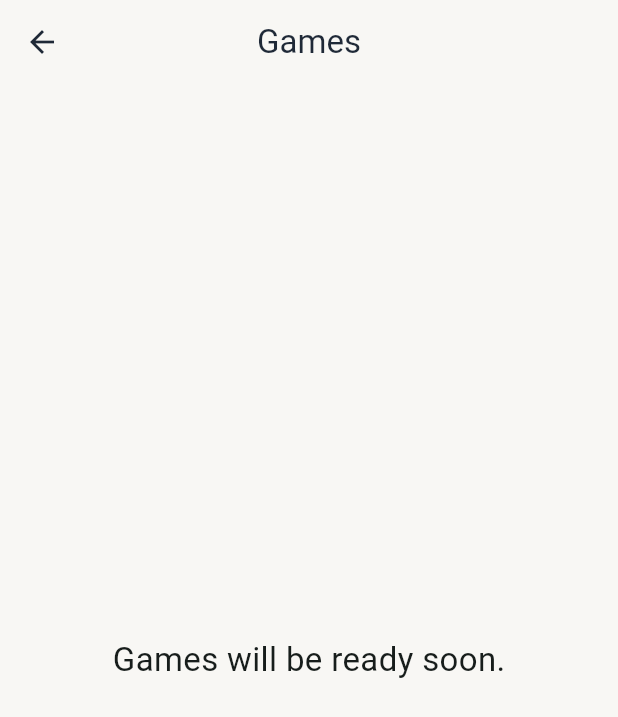
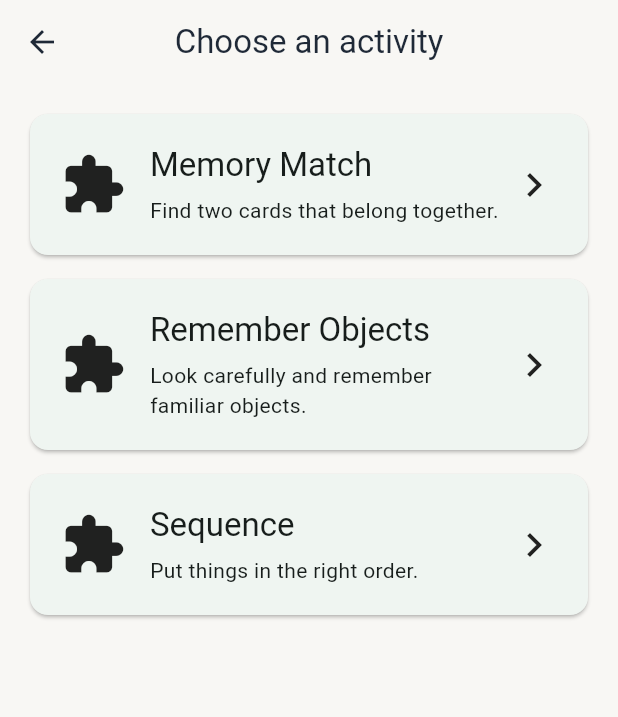
Before and after one commit to dipli2006/YaadSaathi, a Flutter app: the ElderlyLoginScreen screen opened by its route, after a tap on "Continue", after a tap on "Play", on a phone screen of 412 x 824 dp. Shown: the top 717 px of the screen. Run offline on Flutter 3.47's test engine with Material 3 defaults, Android fonts, the phone set to English and light mode, and no system bars.

Commit message:
Add reusable game selection framework

```diff
--- /dev/null
+++ b/frontend/lib/features/games/game_selection_screen.dart
@@ -0,0 +1,91 @@
+import 'package:flutter/material.dart';
+
+import 'models/game_metadata.dart';
+import 'services/game_session_controller.dart';
+
+class GameSelectionScreen extends StatelessWidget {
+  const GameSelectionScreen({super.key});
+
+  @override
+  Widget build(BuildContext context) {
+    return Scaffold(
+      appBar: AppBar(title: const Text('Choose an activity')),
+      body: ListView.builder(
+        padding: const EdgeInsets.all(20),
+        itemCount: availableGames.length,
+        itemBuilder: (context, index) {
+          final game = availableGames[index];
+          return _GameCard(game: game);
+        },
+      ),
+    );
+  }
+}
+
+class _GameCard extends StatelessWidget {
+  const _GameCard({required this.game});
+
+  final GameMetadata game;
+
+  @override
+  Widget build(BuildContext context) {
+    return Card(
+      margin: const EdgeInsets.only(bottom: 16),
+      child: InkWell(
+        onTap: () => _showInstructions(context),
+        borderRadius: BorderRadius.circular(16),
+        child: Padding(
+          padding: const EdgeInsets.all(20),
+          child: Row(
+            children: [
+              const Icon(Icons.extension, size: 44),
+              const SizedBox(width: 16),
+              Expanded(
+                child: Column(
+                  crossAxisAlignment: CrossAxisAlignment.start,
+                  children: [
+                    Text(game.name, style: Theme.of(context).textTheme.titleLarge),
+                    const SizedBox(height: 6),
+                    Text(game.description),
+                  ],
+                ),
+              ),
+              const Icon(Icons.chevron_right, size: 32),
+            ],
+          ),
+        ),
+      ),
+    );
+  }
+
+  void _showInstructions(BuildContext context) {
+    final controller = GameSessionController(game)..begin();
+    showModalBottomSheet<void>(
+      context: context,
+      isScrollControlled: true,
+      builder: (context) => Padding(
+        padding: const EdgeInsets.fromLTRB(24, 24, 24, 36),
+        child: Column(
+          mainAxisSize: MainAxisSize.min,
+          crossAxisAlignment: CrossAxisAlignment.stretch,
+          children: [
+            Text(game.name, style: Theme.of(context).textTheme.headlineSmall),
+            const SizedBox(height: 16),
+            Text(game.instructions, style: const TextStyle(fontSize: 20)),
+            const SizedBox(height: 24),
+            ElevatedButton(
+              onPressed: () {
+                controller.startGame();
+                Navigator.pop(context);
+                ScaffoldMessenger.of(context).showSnackBar(
+                  SnackBar(content: Text('${game.name} is ready to begin.')),
+                );
+              },
+              child: const Text('Start'),
+            ),
+          ],
+        ),
+      ),
+    );
+  }
+}
--- /dev/null
+++ b/frontend/lib/features/games/models/game_metadata.dart
@@ -0,0 +1,46 @@
+enum GameCategory { memory, sequence, association }
+
+class GameMetadata {
+  const GameMetadata({
+    required this.id,
+    required this.name,
+    required this.category,
+    required this.description,
+    required this.difficulty,
+    required this.instructions,
+  });
+
+  final String id;
+  final String name;
+  final GameCategory category;
+  final String description;
+  final String difficulty;
+  final String instructions;
+}
+
+const availableGames = [
+  GameMetadata(
+    id: 'memory-match',
+    name: 'Memory Match',
+    category: GameCategory.memory,
+    description: 'Find two cards that belong together.',
+    difficulty: 'gentle',
+    instructions: 'Turn over two cards and see if they match.',
+  ),
+  GameMetadata(
+    id: 'remember-objects',
+    name: 'Remember Objects',
+    category: GameCategory.memory,
+    description: 'Look carefully and remember familiar objects.',
+    difficulty: 'gentle',
+    instructions: 'Look at the objects, then choose the ones you remember.',
+  ),
+  GameMetadata(
+    id: 'sequence',
+    name: 'Sequence',
+    category: GameCategory.sequence,
+    description: 'Put things in the right order.',
+    difficulty: 'gentle',
+    instructions: 'Choose the next item in the sequence.',
+  ),
+];
--- /dev/null
+++ b/frontend/lib/features/games/services/game_session_controller.dart
@@ -0,0 +1,18 @@
+import '../models/game_metadata.dart';
+
+enum GameSessionStep { start, instructions, game, answer, feedback, completion }
+
+class GameSessionController {
+  GameSessionController(this.game);
+
+  final GameMetadata game;
+  GameSessionStep step = GameSessionStep.start;
+
+  void begin() => step = GameSessionStep.instructions;
+
+  void startGame() => step = GameSessionStep.game;
+
+  void submitAnswer() => step = GameSessionStep.feedback;
+
+  void complete() => step = GameSessionStep.completion;
+}
--- a/frontend/lib/main.dart
+++ b/frontend/lib/main.dart
@@ -7,6 +7,7 @@ import 'features/auth/elderly_login_screen.dart';
 import 'features/auth/role_selection_screen.dart';
 import 'features/caregiver/caregiver_dashboard_screen.dart';
 import 'features/elderly/elderly_home_screen.dart';
+import 'features/games/game_selection_screen.dart';
 import 'features/language/language_screen.dart';
 import 'features/splash/splash_screen.dart';
 import 'shared/widgets/feature_placeholder.dart';
@@ -33,7 +34,7 @@ class YaadSaathiApp extends StatelessWidget {
         AppRoutes.elderlyHome: (_) => const ElderlyHomeScreen(),
         AppRoutes.caregiverLogin: (_) => const CaregiverLoginScreen(),
         AppRoutes.caregiverDashboard: (_) => const CaregiverDashboardScreen(),
-        AppRoutes.games: (_) => const FeaturePlaceholder(title: 'Games'),
+        AppRoutes.games: (_) => const GameSelectionScreen(),
         AppRoutes.memories: (_) => const FeaturePlaceholder(title: 'Memories'),
         AppRoutes.reminders: (_) => const FeaturePlaceholder(title: 'Reminders'),
         AppRoutes.talk: (_) => const FeaturePlaceholder(title: 'Talk'),
```
